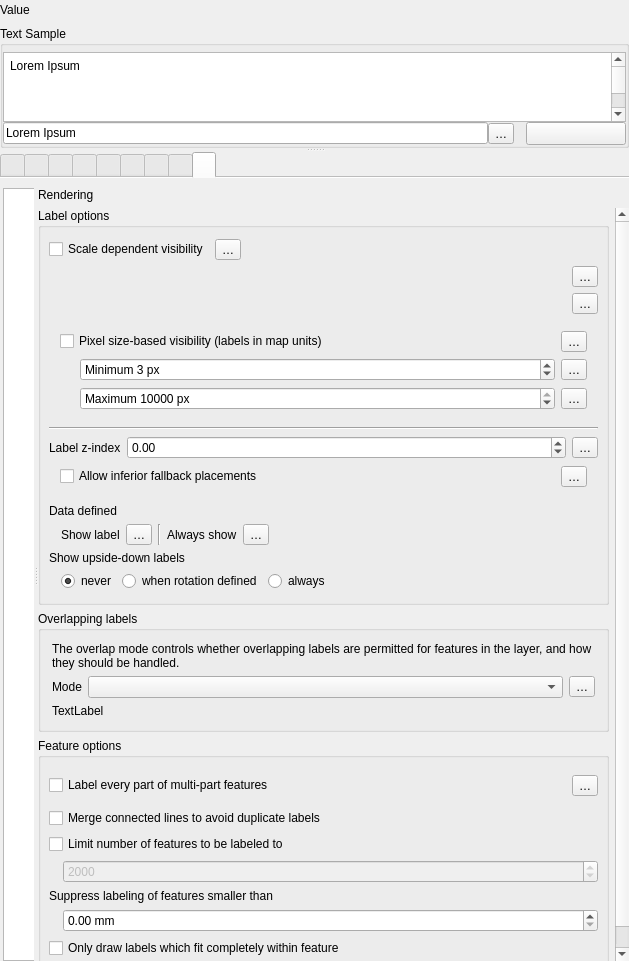
Above: src/ui/qgstextformatwidgetbase.ui from qgis/QGIS before the change. Below: the same form after it.
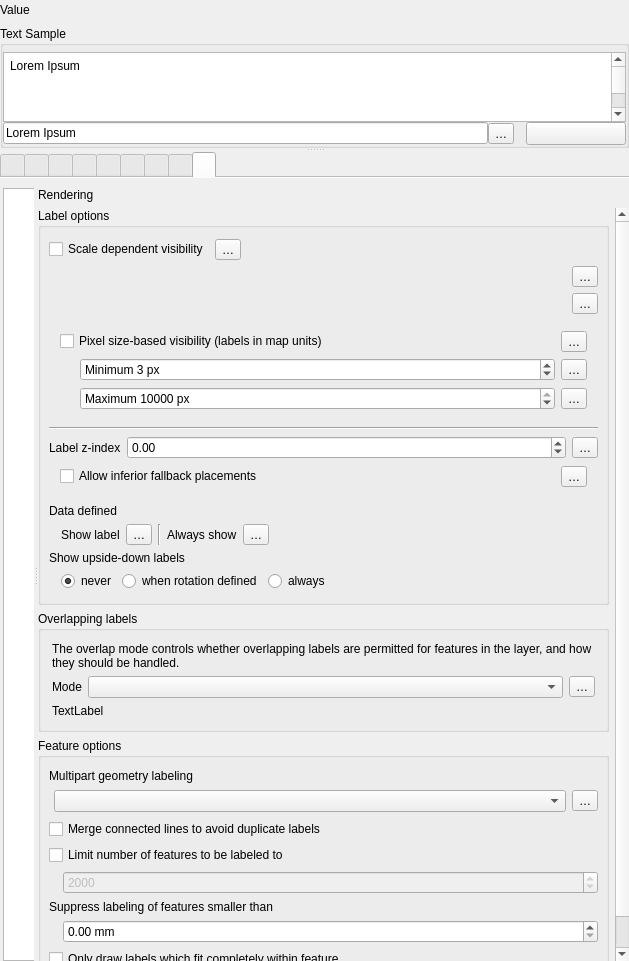
That is the form after the change. The open tabs and pages were chosen to show the change. Icons and pictures are not drawn. Custom widgets are drawn as their Qt base class.

Commit message: [feature] Rework multipart geometry labeling

Patch:
```diff
--- a/src/ui/qgstextformatwidgetbase.ui
+++ b/src/ui/qgstextformatwidgetbase.ui
@@ -6733,7 +6733,7 @@
                          <property name="rightMargin">
                           <number>8</number>
                          </property>
-                         <item row="3" column="0" colspan="2">
+                         <item row="4" column="0" colspan="2">
                           <widget class="QFrame" name="mMinSizeFrame">
                            <layout class="QGridLayout" name="gridLayout_21">
                             <property name="leftMargin">
@@ -6784,7 +6784,7 @@
                            </layout>
                           </widget>
                          </item>
-                         <item row="4" column="0" colspan="2">
+                         <item row="5" column="0" colspan="2">
                           <widget class="QFrame" name="mPolygonFeatureOptionsFrame">
                            <property name="frameShape">
                             <enum>QFrame::Shape::NoFrame</enum>
@@ -6816,6 +6816,13 @@
                           </widget>
                          </item>
                          <item row="2" column="0" colspan="2">
+                          <widget class="QCheckBox" name="chkMergeLines">
+                           <property name="text">
+                            <string>Merge connected lines to avoid duplicate labels</string>
+                           </property>
+                          </widget>
+                         </item>
+                         <item row="3" column="0" colspan="2">
                           <widget class="QFrame" name="mLimitLabelFrame">
                            <layout class="QGridLayout" name="gridLayout_20">
                             <property name="leftMargin">
@@ -6889,7 +6896,7 @@
                              <height>33</height>
                             </size>
                            </property>
-                           <layout class="QHBoxLayout" name="horizontalLayout_32" stretch="1,0">
+                           <layout class="QGridLayout" name="gridLayout_54">
                             <property name="leftMargin">
                              <number>0</number>
                             </property>
@@ -6902,12 +6909,33 @@
                             <property name="bottomMargin">
                              <number>0</number>
                             </property>
-                            <item>
-                             <widget class="QCheckBox" name="chkLabelPerFeaturePart">
+                            <item row="0" column="0">
+                             <widget class="QLabel" name="label_58">
                               <property name="text">
-                               <string>Label every part of multi-part features</string>
+                               <string>Multipart geometry labeling</string>
                               </property>
                              </widget>
+                            </item>
+                            <item row="1" column="0">
+                             <layout class="QHBoxLayout" name="horizontalLayout_32">
+                              <item>
+                               <spacer name="verticalSpacer_10">
+                                <property name="orientation">
+                                 <enum>Qt::Orientation::Horizontal</enum>
+                                </property>
+                                <property name="sizeType">
+                                 <enum>QSizePolicy::Policy::Fixed</enum>
+                                </property>
+                                <property name="sizeHint" stdset="0">
+                                 <size>
+                                  <width>5</width>
+                                  <height>24</height>
+                                 </size>
+                                </property>
+                               </spacer>
+                              </item>
+                              <item>
+                               <widget class="QComboBox" name="mComboMultipartBehavior"/>
                             </item>
                             <item>
                              <widget class="QgsPropertyOverrideButton" name="mLabelAllPartsDDBtn">
@@ -6917,13 +6945,8 @@
                              </widget>
                             </item>
                            </layout>
-                          </widget>
-                         </item>
-                         <item row="1" column="0" colspan="2">
-                          <widget class="QCheckBox" name="chkMergeLines">
-                           <property name="text">
-                            <string>Merge connected lines to avoid duplicate labels</string>
-                           </property>
+                            </item>
+                           </layout>
                           </widget>
                          </item>
                         </layout>
```
Left out of the diff: 6 changed lines with no effect on the pictures. Lines whose indentation alone changed are shown as unchanged. The commit also changes 30 other files.
